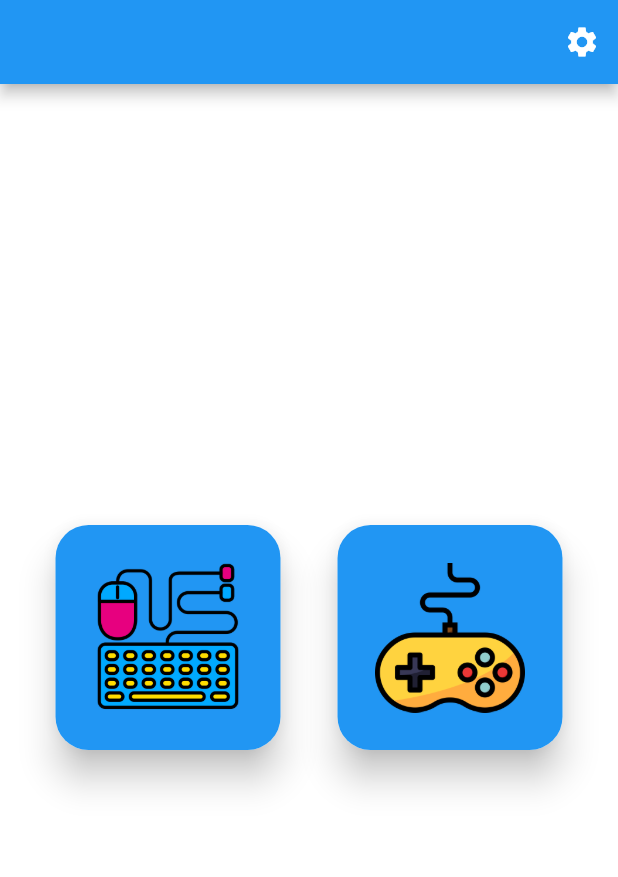
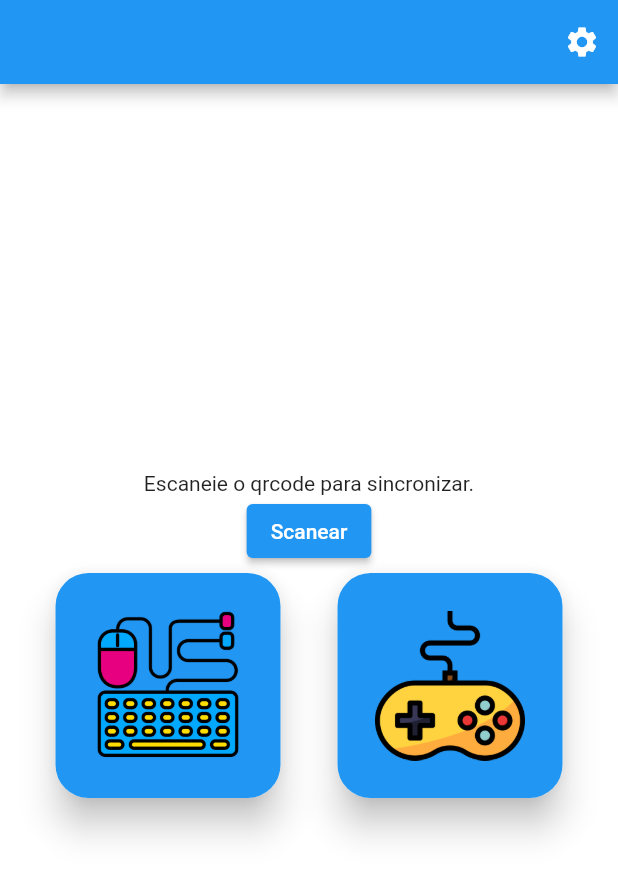
Before and after one commit to JoaoPauloPrata/controleremoto, a Flutter app: the screen it shows after launch, on a phone screen of 412 x 824 dp. Shown: the top 877 px of the screen. Run offline on Flutter 3.47's test engine with Material 2 defaults, Android fonts, the phone set to English and light mode, and no system bars; our stand-ins replace sensors_plus, sqflite; missing offline and left inert: flutter_barcode_scanner; accounts and stored records are empty.

Commit message:
Adicionando sincronia através do qrcodeScan

```diff
--- /dev/null
+++ b/controle/lib/infra/base_url.dart
@@ -0,0 +1,3 @@
+library url.globals;
+
+String baseUrl = "";
--- a/controle/lib/infra/control_requests.dart
+++ b/controle/lib/infra/control_requests.dart
@@ -1,12 +1,13 @@
 import 'dart:convert';
 
 import 'package:http/http.dart' as http;
+import 'base_url.dart' as url;
 
 class ControlRequests {
   ControlRequests();
 
   Future sendComand(String route, Map? body) {
-    String baseUrl = "http://192.168.5.192:8000";
+    String baseUrl = "http://" + url.baseUrl + ":8000";
     if (body == null) {
       return http.post(Uri.parse('${baseUrl}/${route}'));
     } else {
--- a/controle/lib/ui/pages/init/init_page.dart
+++ b/controle/lib/ui/pages/init/init_page.dart
@@ -1,7 +1,9 @@
-import 'package:controle/helpers/database_helper.dart';
+import 'package:controle/infra/database_helper.dart';
 import 'package:controle/ui/pages/pages.dart';
 import 'package:controle/ui/pages/steering/steering.dart';
 import 'package:flutter/material.dart';
+import 'package:controle/infra/base_url.dart' as url;
+import 'package:flutter_barcode_scanner/flutter_barcode_scanner.dart';
 import 'package:sqflite/sqflite.dart';
 
 class InitPage extends StatefulWidget {
@@ -19,6 +21,8 @@ class KeyProps {
 }
 
 class _InitPageState extends State<InitPage> {
+  String ip = "";
+
   @override
   Widget build(BuildContext context) {
     List<KeyProps> _itens = [];
@@ -32,7 +36,6 @@ class _InitPageState extends State<InitPage> {
             (data) => KeyProps(data['id'], data['value'], data['key']),
           )
           .toList();
-      print(_itens.length);
     }
 
     String joystick = 'assets/images/joystick.png';
@@ -53,6 +56,25 @@ class _InitPageState extends State<InitPage> {
           child: Column(
             mainAxisAlignment: MainAxisAlignment.center,
             children: [
+              Column(
+                mainAxisAlignment: MainAxisAlignment.center,
+                children: [
+                  Row(mainAxisAlignment: MainAxisAlignment.center, children: [
+                    Text("Escaneie o qrcode para sincronizar."),
+                  ]),
+                  ElevatedButton(
+                      onPressed: () async {
+                        setState(() async {
+                          ip = await FlutterBarcodeScanner.scanBarcode(
+                              "#FFFFFF", "Cancelar", false, ScanMode.QR);
+                          url.baseUrl = ip;
+                        });
+                        print(url.baseUrl);
+                      },
+                      child: Text("Scanear")),
+                ],
+              ),
+
               Row(
                 mainAxisAlignment: MainAxisAlignment.center,
                 children: [
@@ -75,8 +97,7 @@ class _InitPageState extends State<InitPage> {
               //   ],
               // ),
             ],
-        ),
-      ),
+          )),
     );
   }
 }
@@ -85,6 +106,7 @@ class OptionCard extends StatelessWidget {
   OptionCard(String this.image, Widget this.page);
   Widget page;
   String image;
+
   @override
   Widget build(BuildContext context) {
     void _selectPage(BuildContext context, Widget page) {
--- a/controle/pubspec.yaml
+++ b/controle/pubspec.yaml
@@ -18,7 +18,7 @@ publish_to: 'none' # Remove this line if you wish to publish to pub.dev
 version: 1.0.0+1
 
 environment:
-  sdk: ">=2.12.0 <3.0.0"
+  sdk: '>=2.12.0 <3.0.0'
 
 # Dependencies specify other packages that your package needs in order to work.
 # To automatically upgrade your package dependencies to the latest versions
@@ -33,7 +33,9 @@ dependencies:
   control_pad: ^1.1.1+1
   sqflite: ^2.0.2
   path_provider: ^2.0.9
+  flutter_barcode_scanner: ^2.0.0
   sensors_plus:
+
   # The following adds the Cupertino Icons font to your application.
   # Use with the CupertinoIcons class for iOS style icons.
   cupertino_icons: ^1.0.2
@@ -41,6 +43,8 @@ dependencies:
 dev_dependencies:
   flutter_test:
     sdk: flutter
+
+
 
   # The "flutter_lints" package below contains a set of recommended lints to
   # encourage good coding practices. The lint set provided by the package is
```
Also changed, not shown: controle/lib/infra/database_helper.dart (renamed from controle/lib/helpers/database_helper.dart), controle/pubspec.lock, 1 other file. Lines whose indentation alone changed are shown as unchanged.
